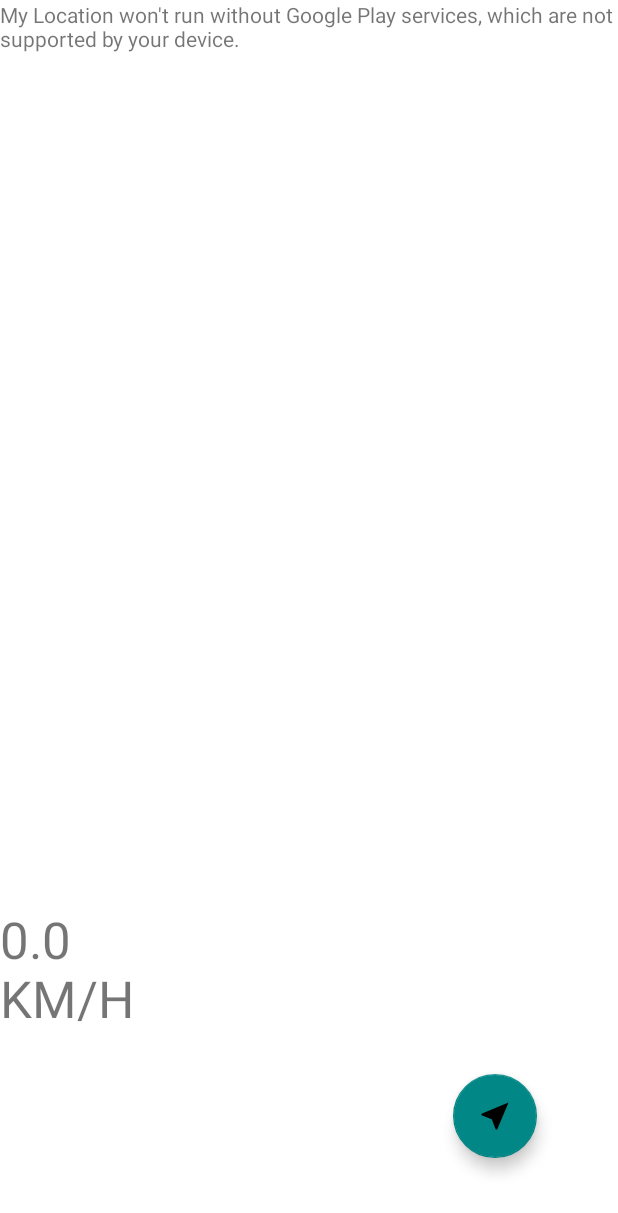
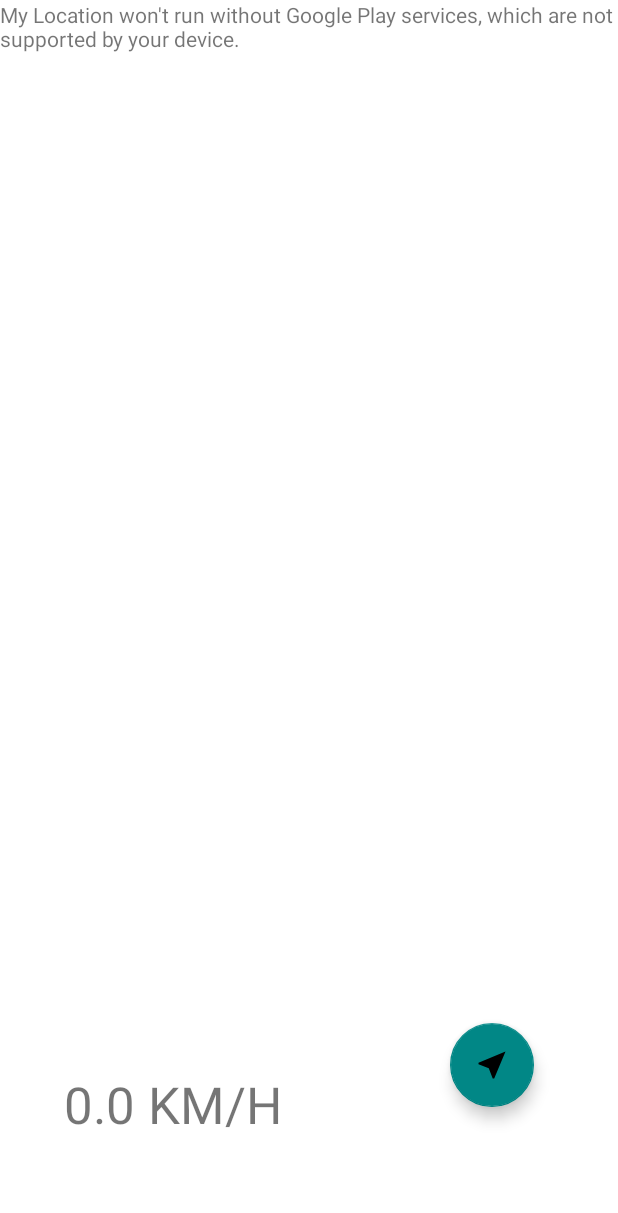
Before and after one commit to franciscopereira32/MyLocation, an Android app: the screen it shows after launch (MapsActivity), on a phone screen of 412 x 824 dp. Shown: the top 1213 px of the screen. Run offline under Robolectric (Android 15) with nearby library versions, the phone set to English and light mode, and no system bars.

Commit message:
fix button position

```diff
--- a/app/src/main/AndroidManifest.xml
+++ b/app/src/main/AndroidManifest.xml
@@ -5,6 +5,8 @@
 
     <uses-permission android:name="android.permission.ACCESS_FINE_LOCATION" />
     <uses-permission android:name="android.permission.ACCESS_COARSE_LOCATION" />
+    <uses-permission android:name="android.permission.READ_EXTERNAL_STORAGE" />
+    <uses-permission android:name="android.permission.WRITE_EXTERNAL_STORAGE" />
 
     <application
         android:allowBackup="true"
--- a/app/src/main/res/layout/activity_maps.xml
+++ b/app/src/main/res/layout/activity_maps.xml
@@ -28,11 +28,24 @@ app:layout_behavior="@string/appbar_scrolling_view_behavior">
         android:layout_width="wrap_content"
         android:layout_height="wrap_content"
         android:layout_above="@+id/validity"
-        android:layout_marginEnd="197dp"
-        android:layout_marginBottom="86dp"
+        android:layout_marginEnd="112dp"
+        android:layout_marginBottom="15dp"
         android:layout_toStartOf="@+id/floatingActionButton2"
         android:text="0.0 KM/H"
         android:textSize="34sp" />
+
+    <com.google.android.material.floatingactionbutton.FloatingActionButton
+        android:id="@+id/floatingActionButton4"
+        android:layout_width="wrap_content"
+        android:layout_height="wrap_content"
+        android:layout_above="@+id/floatingActionButton3"
+        android:layout_alignParentEnd="true"
+        android:layout_marginEnd="56dp"
+        android:layout_marginBottom="30dp"
+        android:clickable="true"
+        android:focusable="true"
+        android:visibility="invisible"
+        app:srcCompat="@drawable/stop" />
 
     <com.google.android.material.floatingactionbutton.FloatingActionButton
         android:id="@+id/floatingActionButton2"
@@ -40,8 +53,8 @@ app:layout_behavior="@string/appbar_scrolling_view_behavior">
         android:layout_height="wrap_content"
         android:layout_alignParentEnd="true"
         android:layout_alignParentBottom="true"
-        android:layout_marginEnd="54dp"
-        android:layout_marginBottom="52dp"
+        android:layout_marginEnd="56dp"
+        android:layout_marginBottom="86dp"
         android:clickable="true"
         android:focusable="true"
         android:tint="@android:color/white"
@@ -54,25 +67,12 @@ app:layout_behavior="@string/appbar_scrolling_view_behavior">
         android:layout_height="wrap_content"
         android:layout_above="@+id/floatingActionButton2"
         android:layout_alignParentEnd="true"
-        android:layout_marginEnd="54dp"
+        android:layout_marginEnd="56dp"
         android:layout_marginBottom="30dp"
         android:clickable="true"
         android:src="@drawable/pause"
         android:visibility="invisible"
         app:backgroundTint="@color/teal_200" />
 
-    <com.google.android.material.floatingactionbutton.FloatingActionButton
-        android:id="@+id/floatingActionButton4"
-        android:layout_width="wrap_content"
-        android:layout_height="wrap_content"
-        android:layout_above="@+id/floatingActionButton3"
-        android:layout_alignParentEnd="true"
-        android:layout_marginEnd="54dp"
-        android:layout_marginBottom="30dp"
-        android:clickable="true"
-        android:focusable="true"
-        android:visibility="invisible"
-        app:srcCompat="@drawable/stop" />
-
 
 </RelativeLayout>
```
Also changed, not shown: app/src/main/java/android/application/mylocation/MapsActivity.java (+14 -7 lines).
